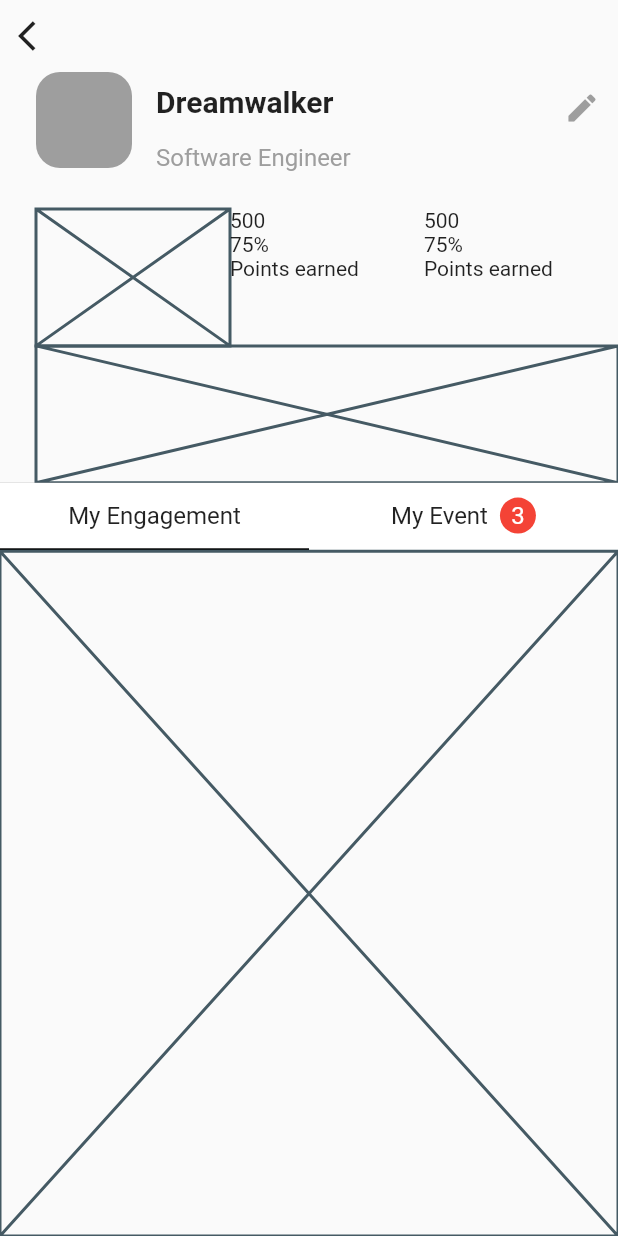
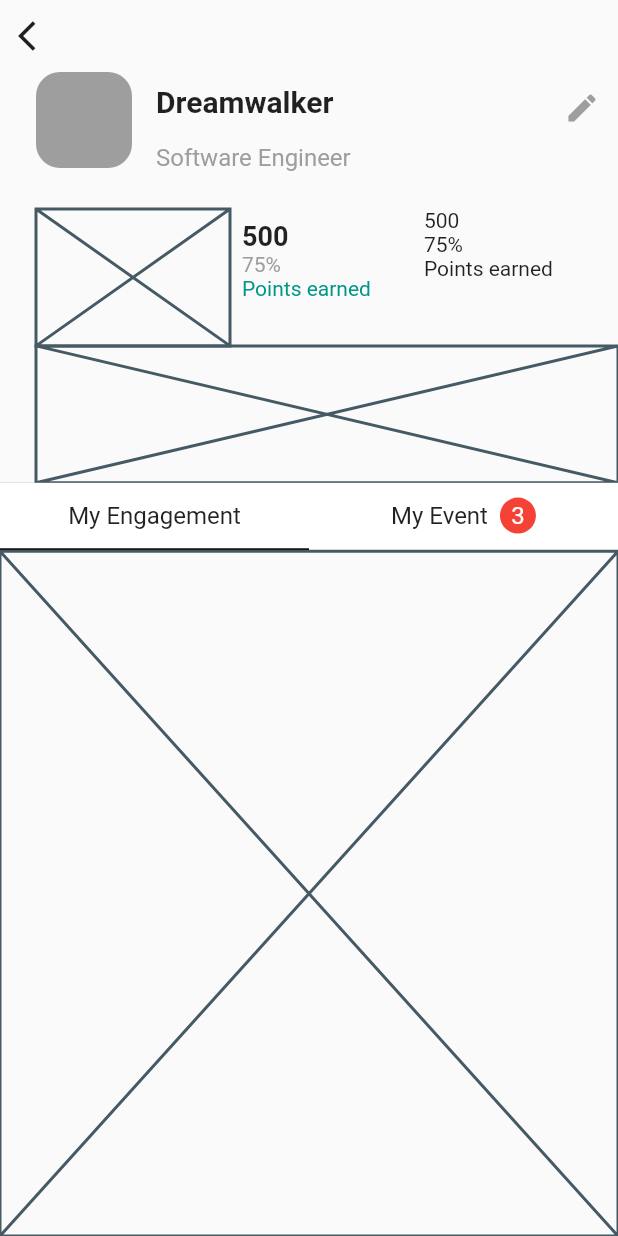
Before and after one commit to JAICHANGPARK/flutter_notebook_11th_story, a Flutter app: the IrysProfilePage screen opened directly, on a phone screen of 412 x 824 dp. Run offline on Flutter 3.47's test engine with Material 2 defaults, Android fonts, the phone set to English and light mode, and no system bars; our stand-ins replace backdrop, badges, flutter_inner_drawer, flutter_slidable, flutter_swiper, google_fonts; network calls fail.

Commit message:
Update irys_profile_page.dart

```diff
--- a/lib/ep727_irys_mobile_app/ui/irys_profile_page.dart
+++ b/lib/ep727_irys_mobile_app/ui/irys_profile_page.dart
@@ -74,10 +74,32 @@ class _IrysProfilePageState extends State<IrysProfilePage> {
                       children: [
                         Expanded(child: Placeholder()),
                         Expanded(
-                            child: Column(
+                            child: Padding(
+                              padding: const EdgeInsets.all(8.0),
+                              child: Column(
                           crossAxisAlignment: CrossAxisAlignment.start,
-                          children: [Text("500"), Text("75%"), Text("Points earned")],
-                        )),
+                          children: [
+                              Text(
+                                "500",
+                                style: TextStyle(
+                                  fontSize: 18,
+                                  fontWeight: FontWeight.bold,
+                                ),
+                              ),
+                              Text(
+                                "75%",
+                                style: TextStyle(
+                                  fontSize: 14,
+                                  color: Colors.grey,
+                                ),
+                              ),
+                              Text(
+                                "Points earned",
+                                style: TextStyle(fontSize: 14, color: Colors.teal),
+                              )
+                          ],
+                        ),
+                            )),
                         Expanded(
                             child: Column(
                           crossAxisAlignment: CrossAxisAlignment.start,
```
